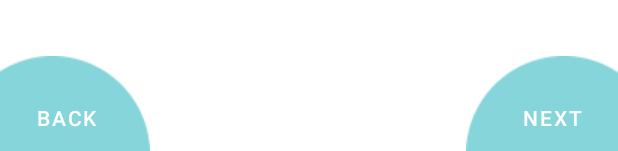
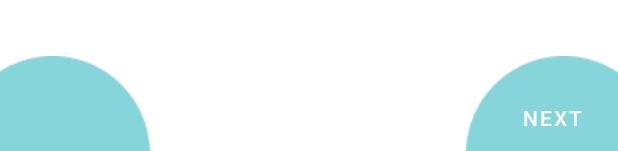
Before and after one commit to chairoel/OnBoarding, an Android app: the layout activity_main.xml on its own in the app's theme, with its tools: preview values and no code run, on a phone screen of 412 x 824 dp. Shown: the part 1082-1233 px from the top of the screen. Run offline under Robolectric (Android 15) with nearby library versions, the phone set to English and light mode, and no system bars.

```diff
--- a/app/src/main/java/com/amrul/learn/onboarding/ViewPagerAdapter.java
+++ b/app/src/main/java/com/amrul/learn/onboarding/ViewPagerAdapter.java
@@ -52,7 +52,7 @@ public class ViewPagerAdapter extends PagerAdapter {
     @NonNull
     @Override
     public Object instantiateItem(@NonNull ViewGroup container, int position) {
-        LayoutInflater layoutInflater = (LayoutInflater) context.getSystemService(context.LAYOUT_INFLATER_SERVICE);
+        LayoutInflater layoutInflater = (LayoutInflater) context.getSystemService(Context.LAYOUT_INFLATER_SERVICE);
         View view = layoutInflater.inflate(R.layout.slider_layout, container, false);
 
         ImageView imgTitle = view.findViewById(R.id.imgTitle);
--- a/app/src/main/res/layout/activity_main.xml
+++ b/app/src/main/res/layout/activity_main.xml
@@ -49,6 +49,7 @@
         android:layout_height="wrap_content"
         android:background="#00000000"
         android:text="@string/back"
+        android:visibility="invisible"
         app:layout_constraintBottom_toBottomOf="parent"
         app:layout_constraintStart_toStartOf="parent" />
 
@@ -62,7 +63,7 @@
         app:layout_constraintEnd_toEndOf="@+id/ellipse2" />
 
     <LinearLayout
-        android:id="@+id/indicator_layout"
+        android:id="@+id/dotIndicator"
         android:layout_width="wrap_content"
         android:layout_height="wrap_content"
         android:orientation="horizontal"
--- a/app/src/main/res/values/colors.xml
+++ b/app/src/main/res/values/colors.xml
@@ -1,8 +1,8 @@
 <?xml version="1.0" encoding="utf-8"?>
 <resources>
-    <color name="purple_200">#FFBB86FC</color>
-    <color name="purple_500">#FF6200EE</color>
-    <color name="purple_700">#FF3700B3</color>
+    <color name="purple_200">#50C2C9</color>
+    <color name="purple_500">#50C2C9</color>
+    <color name="purple_700">#50C2C9</color>
     <color name="teal_200">#FF03DAC5</color>
     <color name="teal_700">#FF018786</color>
     <color name="black">#FF000000</color>
```
Also changed, not shown: app/src/main/java/com/amrul/learn/onboarding/MainActivity.java (+92 -0 lines).
